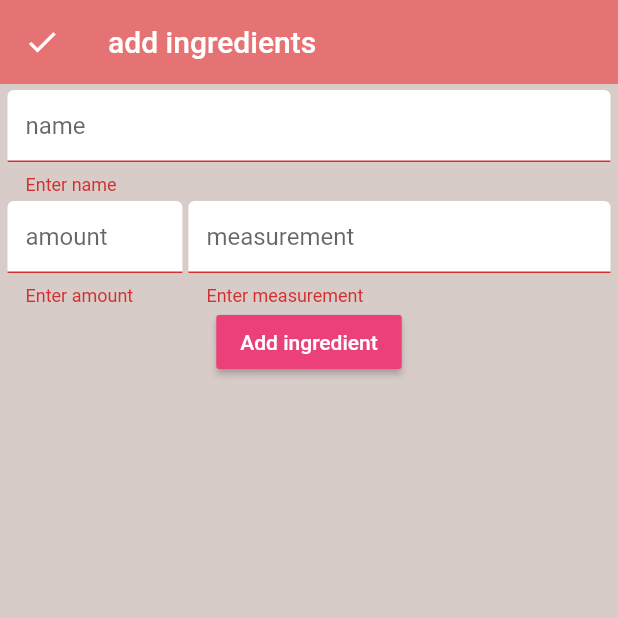
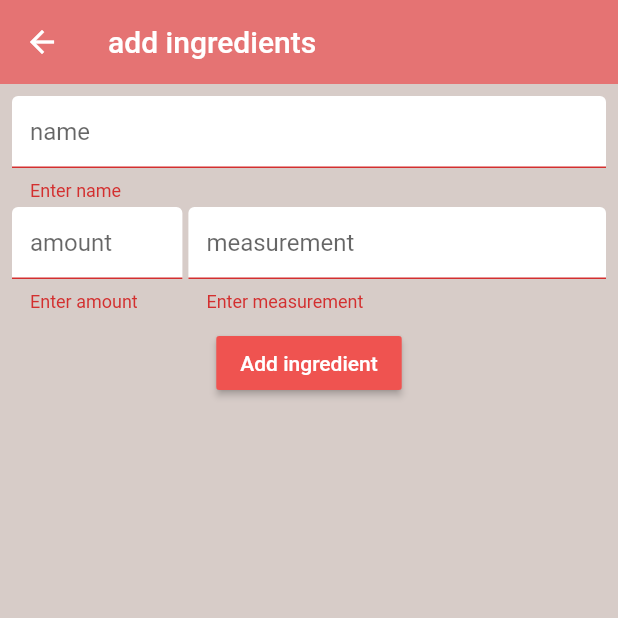
Before and after one commit to ucll-mobile-2021/project-yaboi, a Flutter app: the AddIngredientsToRecipe screen opened directly with empty values, after a tap on "Add ingredient", on a phone screen of 412 x 824 dp, the top half of it. Run offline on Flutter 3.47's test engine with Material 2 defaults, Android fonts, the phone set to English and light mode, and no system bars; our stand-ins replace cloud_firestore, firebase_auth, flutter_spinkit, random_string; accounts and stored records are empty.

Commit message:
minor bug fixes + styling

```diff
--- a/lib/models/recipe.dart
+++ b/lib/models/recipe.dart
@@ -16,6 +16,7 @@ class Recipe {
   String toString() {
     String text = '';
     text += name + '\n' + description + '\n';
+    text += "\n";
     ingredientList.forEach((ingredient) {
       text += ingredient.toString() + '\n';
     });
--- a/lib/screens/authenticate/register.dart
+++ b/lib/screens/authenticate/register.dart
@@ -73,7 +73,7 @@ class _RegisterState extends State<Register> {
                     ),
                     SizedBox(height: 20.0),
                     RaisedButton(
-                      color: Colors.pink[400],
+                      color: Colors.red[400],
                       child: Text(
                         'Register',
                         style: TextStyle(color: Colors.white),
--- a/lib/screens/authenticate/sign_in.dart
+++ b/lib/screens/authenticate/sign_in.dart
@@ -73,7 +73,7 @@ class _SignInState extends State<SignIn> {
                     ),
                     SizedBox(height: 20.0),
                     RaisedButton(
-                      color: Colors.pink[400],
+                      color: Colors.red[400],
                       child: Text(
                         'Sign in',
                         style: TextStyle(color: Colors.white),
--- a/lib/screens/home/home.dart
+++ b/lib/screens/home/home.dart
@@ -13,6 +13,7 @@ class _HomeState extends State<Home> {
   @override
   Widget build(BuildContext context) {
     return Scaffold(
+        resizeToAvoidBottomInset: false,
         backgroundColor: Colors.brown[50],
         appBar: AppBar(
           title: Text("Home"),
--- a/lib/screens/recipes/add_ingredients_to_recipe.dart
+++ b/lib/screens/recipes/add_ingredients_to_recipe.dart
@@ -37,7 +37,7 @@ class _AddIngredientsToRecipeState extends State<AddIngredientsToRecipe> {
               elevation: 0.0,
               title: Text('add ingredients'),
               leading: new IconButton(
-                  icon: new Icon(Icons.check),
+                  icon: new Icon(Icons.arrow_back),
                   onPressed: () => Navigator.push(context,
                       MaterialPageRoute(builder: (context) => Recipes()))),
             ),
@@ -50,7 +50,7 @@ class _AddIngredientsToRecipeState extends State<AddIngredientsToRecipe> {
                       children: [
                         Container(
                           padding: EdgeInsets.only(
-                              left: 5.0, right: 5.0, top: 4.0, bottom: 4.0),
+                              left: 8.0, right: 8.0, top: 8.0, bottom: 4.0),
                           child: TextFormField(
                             decoration:
                                 textInputDecoration.copyWith(hintText: 'name'),
@@ -68,14 +68,16 @@ class _AddIngredientsToRecipeState extends State<AddIngredientsToRecipe> {
                             Expanded(
                               flex: 3,
                               child: Container(
-                                padding: EdgeInsets.only(right: 2.0, left: 5.0),
+                                padding: EdgeInsets.only(right: 2.0, left: 8.0, bottom: 10.0),
                                 child: TextFormField(
                                   keyboardType: TextInputType.number,
                                   decoration: textInputDecoration.copyWith(
                                       hintText: 'amount'),
-                                  validator: (val) => val == '0' || val.isEmpty || val == null
-                                      ? 'Enter amount'
-                                      : null,
+                                  validator: (val) =>
+                                      databaseService.checkIfNumeric(val) == false ||
+                                              int.tryParse(val) <= 0
+                                          ? 'Enter amount'
+                                          : null,
                                   onChanged: (val) {
                                     setState(() {
                                       amount = int.parse(val.trim());
@@ -88,7 +90,7 @@ class _AddIngredientsToRecipeState extends State<AddIngredientsToRecipe> {
                               flex: 7,
                               child: Container(
                                 width: 0.5,
-                                padding: EdgeInsets.only(left: 2.0, right: 5.0),
+                                padding: EdgeInsets.only(left: 2.0, right: 8.0, bottom: 10.0),
                                 child: TextFormField(
                                   decoration: textInputDecoration.copyWith(
                                       hintText: 'measurement'),
@@ -107,7 +109,7 @@ class _AddIngredientsToRecipeState extends State<AddIngredientsToRecipe> {
                       ],
                     ),
                     RaisedButton(
-                      color: Colors.pink[400],
+                      color: Colors.red[400],
                       child: Text(
                         'Add ingredient',
                         style: TextStyle(color: Colors.white),
@@ -118,11 +120,12 @@ class _AddIngredientsToRecipeState extends State<AddIngredientsToRecipe> {
                               nameIngredient.isEmpty ||
                               measurement == null ||
                               measurement.isEmpty ||
-                              amount == 0 || amount == null) {
+                              amount == 0 ||
+                              amount == null) {
                           } else {
                             Ingredient newIngredient = Ingredient(
-                                name: nameIngredient,
-                                measurement: measurement,
+                                name: nameIngredient.toLowerCase(),
+                                measurement: measurement.toLowerCase(),
                                 amount: amount,
                                 id: ingredientId,
                                 recipeID: id);
--- a/lib/screens/recipes/add_recipe.dart
+++ b/lib/screens/recipes/add_recipe.dart
@@ -32,7 +32,7 @@ class _AddRecipeState extends State<AddRecipe> {
     return loading
         ? Loading()
         : Scaffold(
-            backgroundColor: Colors.brown[100],
+      backgroundColor: Colors.brown[100],
             appBar: AppBar(
               backgroundColor: Colors.red[300],
               elevation: 0.0,
@@ -78,7 +78,7 @@ class _AddRecipeState extends State<AddRecipe> {
                       style: TextStyle(color: Colors.red, fontSize: 14.0),
                     ),
                     RaisedButton(
-                      color: Colors.pink[400],
+                      color: Colors.red[400],
                       child: Text(
                         'Add recipe',
                         style: TextStyle(color: Colors.white),
--- a/lib/screens/recipes/recipes.dart
+++ b/lib/screens/recipes/recipes.dart
@@ -39,8 +39,8 @@ class _RecipesState extends State<Recipes> {
                 title: Text('Recipes'),
                 leading: new IconButton(
                     icon: new Icon(Icons.arrow_back),
-                    onPressed: () => Navigator.push(context,
-                        MaterialPageRoute(builder: (context) => Home()))),
+                    onPressed: () =>
+                        Navigator.popUntil(context, ModalRoute.withName("/"))),
               ),
               body: RecipeList(),
             ),
--- a/lib/screens/search/search_list.dart
+++ b/lib/screens/search/search_list.dart
@@ -30,10 +30,10 @@ class _SearchListState extends State<SearchList> {
             ),
             Expanded(
               child: Container(
-                padding: EdgeInsets.only(top: 4.0),
+                padding: EdgeInsets.only(top: 8.0, left: 4.0, right: 4.0),
                 child: TextFormField(
                   decoration:
-                      textInputDecoration.copyWith(hintText: 'enter name'),
+                      textInputDecoration.copyWith(hintText: 'enter ingredient name'),
                   onChanged: (val) {
                     setState(() {
                       nameIngredient = val;
--- a/lib/services/database.dart
+++ b/lib/services/database.dart
@@ -100,7 +100,7 @@ class DatabaseService {
           'name': ingredient.name,
           'measurement': ingredient.measurement,
           'amount': ingredient.amount,
-          'recipeName' : ingredient.recipeName,
+          'recipeName': ingredient.recipeName,
         }
       ]),
     });
@@ -301,4 +301,15 @@ class DatabaseService {
               element.reference.delete();
             }));
   }
+
+  bool checkIfNumeric(String string) {
+    if (string == null || string.isEmpty) {
+      return false;
+    }
+    final number = num.tryParse(string);
+    if (number == null) {
+      return false;
+    }
+    return true;
+  }
 }
```
Also changed, not shown: lib/screens/recipes/delete_recipe.dart (+9 -5 lines).
